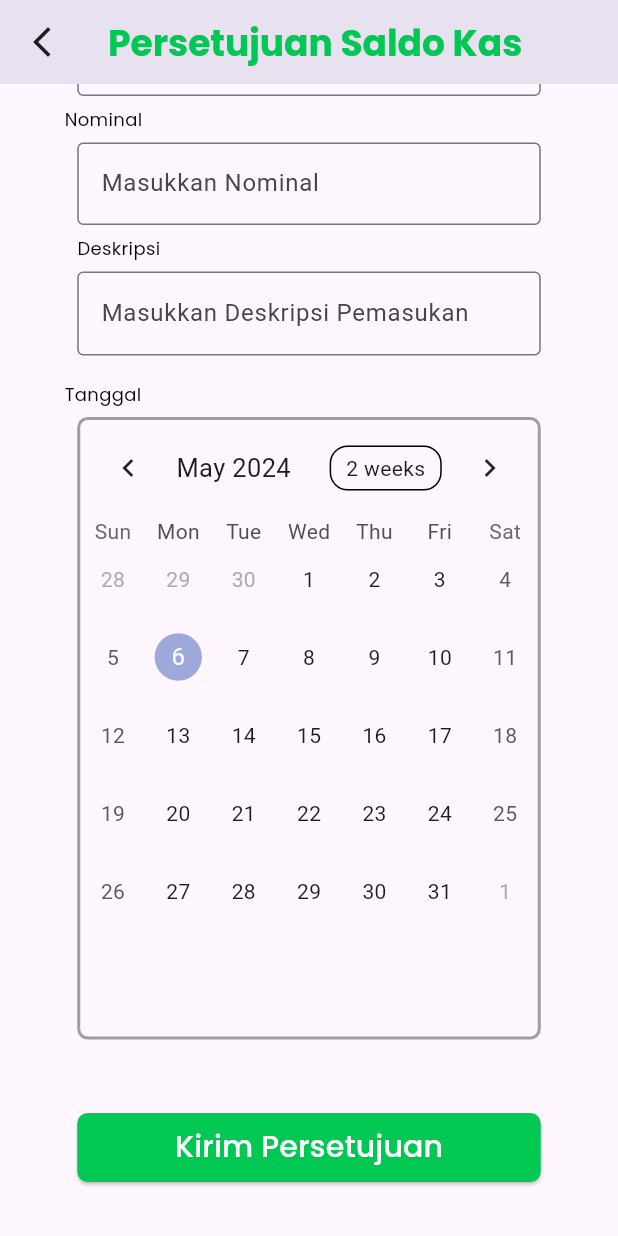
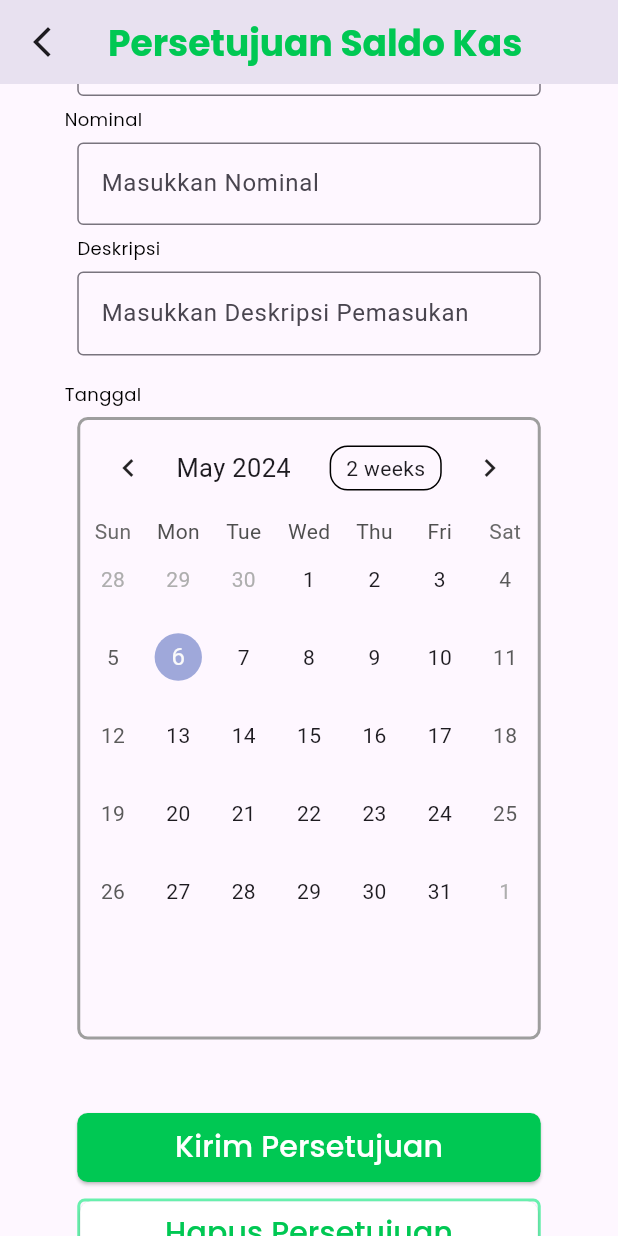
Before and after one commit to Naidleri/emosque_mobile, a Flutter app: the screen it shows after launch, scrolled down 78 dp, on a phone screen of 412 x 824 dp. Run offline on Flutter 3.47's test engine with Material 3 defaults, Android fonts, the light colour scheme and no system bars; drawn by our look-alikes of table_calendar; our stand-ins replace google_fonts.

Commit message:
Feat: View Update Persetujuan Saldo Kas

```diff
--- a/lib/main.dart
+++ b/lib/main.dart
@@ -1,4 +1,5 @@
-import 'package:emosque_mobile/views/persetujuanSaldoKas.dart';
+// import 'package:emosque_mobile/views/persetujuanSaldoKas.dart';
+import 'package:emosque_mobile/views/updatePersetujuanSaldoKas.dart';
 import 'package:flutter/material.dart';
 
 void main() {
@@ -12,7 +13,7 @@
   Widget build(BuildContext context) {
     return const MaterialApp(
       debugShowCheckedModeBanner: false,
-      home: PersetujuanSaldoKas(),
+      home: UpdatePersetujuanSaldoKas(),
     );
   }
 }
--- /dev/null
+++ b/lib/views/updatePersetujuanSaldoKas.dart
@@ -0,0 +1,64 @@
+// ignore_for_file: file_names
+import 'package:emosque_mobile/widgets/button.dart';
+import 'package:emosque_mobile/widgets/calender.dart';
+import 'package:emosque_mobile/widgets/fillButton.dart';
+import 'package:emosque_mobile/widgets/form.dart';
+import 'package:emosque_mobile/widgets/formDeskripsi.dart';
+import 'package:flutter/material.dart';
+import 'package:google_fonts/google_fonts.dart';
+
+class UpdatePersetujuanSaldoKas extends StatelessWidget {
+  const UpdatePersetujuanSaldoKas({super.key});
+
+  @override
+  Widget build(BuildContext context) {
+    return MaterialApp(
+      debugShowCheckedModeBanner: false,
+      home: Scaffold(
+        appBar: AppBar(
+          centerTitle: true,
+          leading: const Icon(Icons.arrow_back_ios_new),
+          title: Text(
+            "Persetujuan Saldo Kas",
+            style: GoogleFonts.poppins(
+                fontSize: 24,
+                fontWeight: FontWeight.bold,
+                color: Colors.greenAccent[700]),
+          ),
+        ),
+        body: ListView(
+          children: const [
+            Column(
+              children: [
+                form(
+                  title: "Judul Persetujuan",
+                  hint: "Masukkan Judul Persetujuan",
+                ),
+                form(
+                  title: "Nominal",
+                  hint: "Masukkan Nominal",
+                ),
+                formDeskripsi(
+                  title: "Deskripsi",
+                  hint: "Masukkan Deskripsi Pemasukan",
+                ),
+                calender(),
+                SizedBox(
+                  height: 49,
+                ),
+                fillButton(
+                  text: "Kirim Persetujuan",
+                ),
+                SizedBox(
+                  height: 11,
+                ),
+                Button(text: "Hapus Persetujuan"),
+                SizedBox(height: 21,)
+              ],
+            ),
+          ],
+        ),
+      ),
+    );
+  }
+}
--- /dev/null
+++ b/lib/widgets/button.dart
@@ -0,0 +1,43 @@
+import 'package:flutter/material.dart';
+import 'package:google_fonts/google_fonts.dart';
+
+class Button extends StatelessWidget {
+  final text;
+  const Button({
+    super.key,required this.text
+  });
+
+  @override
+  Widget build(BuildContext context) {
+    return Container(
+      decoration: BoxDecoration(
+        border: Border.all(
+          color: Colors.greenAccent,
+          width: 2
+        ),
+        borderRadius: BorderRadius.circular(5)
+      ),
+      width: 309,
+      height: 46,
+      child: ElevatedButton(
+        onPressed: () {},
+        style: ElevatedButton.styleFrom(
+            backgroundColor: Colors.white,
+            shape: RoundedRectangleBorder(
+                borderRadius: BorderRadius.circular(7))),
+        child: Row(
+          mainAxisSize: MainAxisSize.min,
+          children: [
+            Text(
+              text,
+              style: GoogleFonts.poppins(
+                  color: Colors.greenAccent[700],
+                  fontWeight: FontWeight.w500,
+                  fontSize: 20),
+            ),
+          ],
+        ),
+      ),
+    );
+  }
+}
```
